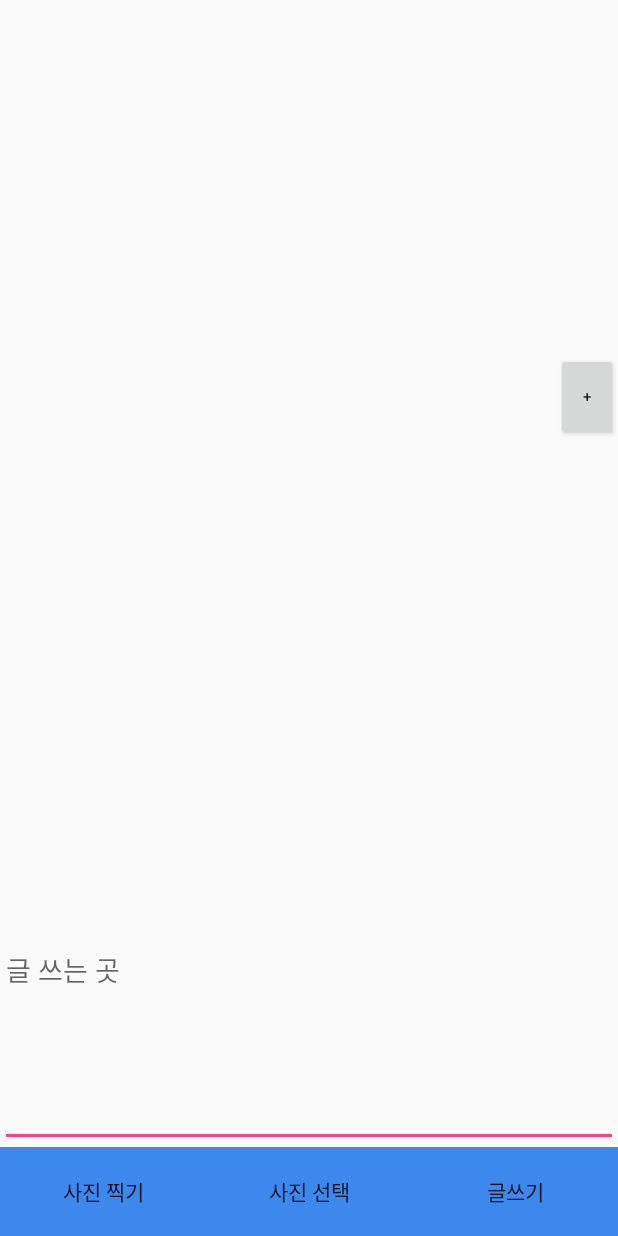
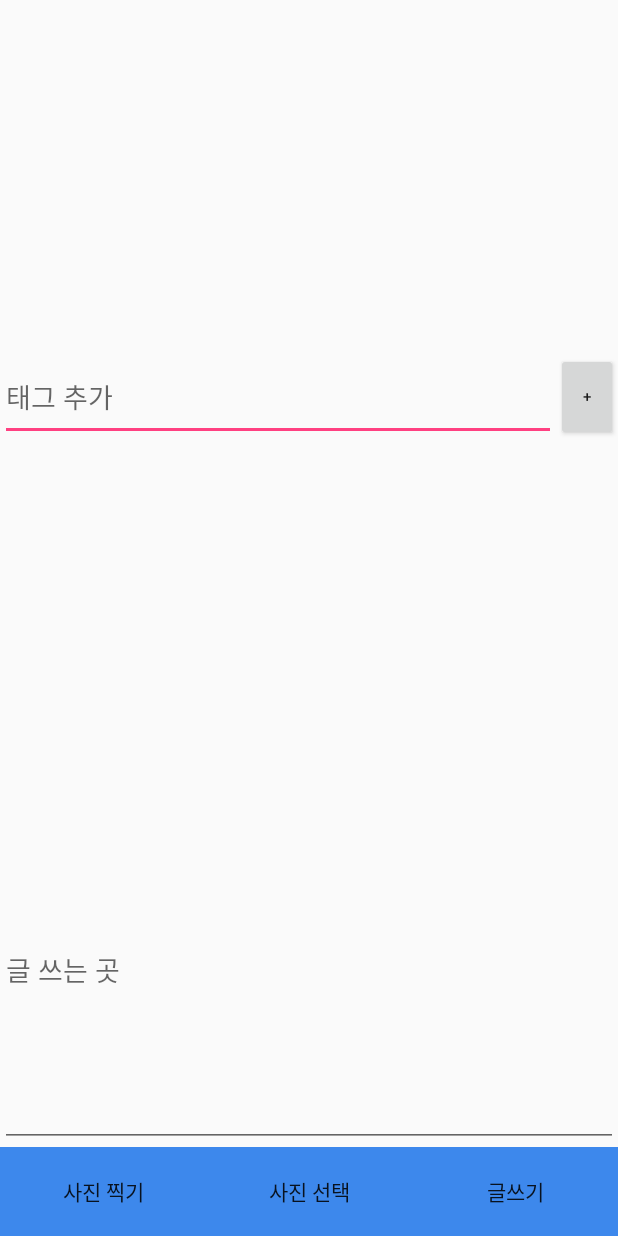
Before and after one commit to fooding/FoodingAndriod, an Android app: the Example screen opened directly, with no data from a screen before it, on a phone screen of 412 x 824 dp. Run offline under Robolectric (Android 15) with nearby library versions, the phone set to English and light mode, and no system bars; libraries missing offline, so code that uses them is left out: com.clarifai.api; network calls fail.

Commit message:
add addusertag

```diff
--- a/food/app/src/main/java/com/example/yoonmin/sgen/Example.java
+++ b/food/app/src/main/java/com/example/yoonmin/sgen/Example.java
@@ -14,6 +14,7 @@ import android.view.View;
 import android.widget.Button;
 import android.widget.CheckBox;
 import android.widget.CompoundButton;
+import android.widget.EditText;
 import android.widget.ImageView;
 import android.widget.RadioButton;
 import android.widget.RadioGroup;
@@ -59,12 +60,15 @@ public class Example extends Activity {
     private static final int TAKE_PICTURE=2;
 
     private final ClarifaiClient client = new ClarifaiClient(APP_ID, APP_SECRET);
-    private Button selectButton,takeButton,okButton;
+    private Button selectButton,takeButton,okButton, Btn_Add;
     private ImageView imageView;
     private TableLayout table;
+    private CheckBox check;
+    private TableRow newRow;
     private int Count = 0;
 
     private String filePath;
+    private EditText Edit_tag_Add;
     private String folderName = "Arcanelux";// 폴더명
     private String fileName = "CameraIntent"; // 파일명
 
@@ -77,7 +81,30 @@ public class Example extends Activity {
         table = (TableLayout) findViewById(R.id.table);
         takeButton=(Button) findViewById(R.id.take_button);
         selectButton = (Button) findViewById(R.id.select_button);
+        Edit_tag_Add = (EditText) findViewById(R.id.Edit_Tag_Add);
+        Btn_Add = (Button) findViewById(R.id.Btn_Add);
         okButton=(Button) findViewById(R.id.OK);
+
+        Btn_Add.setOnClickListener(new View.OnClickListener() {
+            @Override
+            public void onClick(View v) {
+
+                check = new CheckBox(getApplicationContext());
+                newRow = new TableRow(getApplicationContext());
+
+                String tag = String.valueOf(Edit_tag_Add.getText());
+                check.setText(tag);
+                check.setTextColor(getResources().getColor(R.color.colorPrimary));
+                check.setId(Count);
+                check.setChecked(true);
+                newRow.addView(check);
+                table.addView(newRow);
+
+                taglist.add(check);
+
+                Count++;
+            }
+        });
 
         okButton.setOnClickListener(new View.OnClickListener() {
             @Override
@@ -314,8 +341,8 @@ public class Example extends Activity {
         StringBuilder b = new StringBuilder();
         for (Tag tag : result.getTags()) {
 
-            TableRow newRow = new TableRow(this);
-            CheckBox check = new CheckBox(this);
+            newRow = new TableRow(this);
+            check = new CheckBox(this);
 
             check.setId(Count);
             check.setText(tag.getName());
@@ -333,5 +360,6 @@ public class Example extends Activity {
             taglist.add(check);
             Count++;
         }
+
     }
 }
--- a/food/app/src/main/res/layout/activity_clarifai.xml
+++ b/food/app/src/main/res/layout/activity_clarifai.xml
@@ -23,6 +23,13 @@
             android:layout_width="0dip"
             android:layout_height="match_parent"
             android:layout_weight="9">
+
+            <EditText
+                android:id="@+id/Edit_Tag_Add"
+                android:layout_width="match_parent"
+                android:layout_height="match_parent"
+                android:hint="태그 추가"/>
+
         </LinearLayout>
 
         <Button
```
